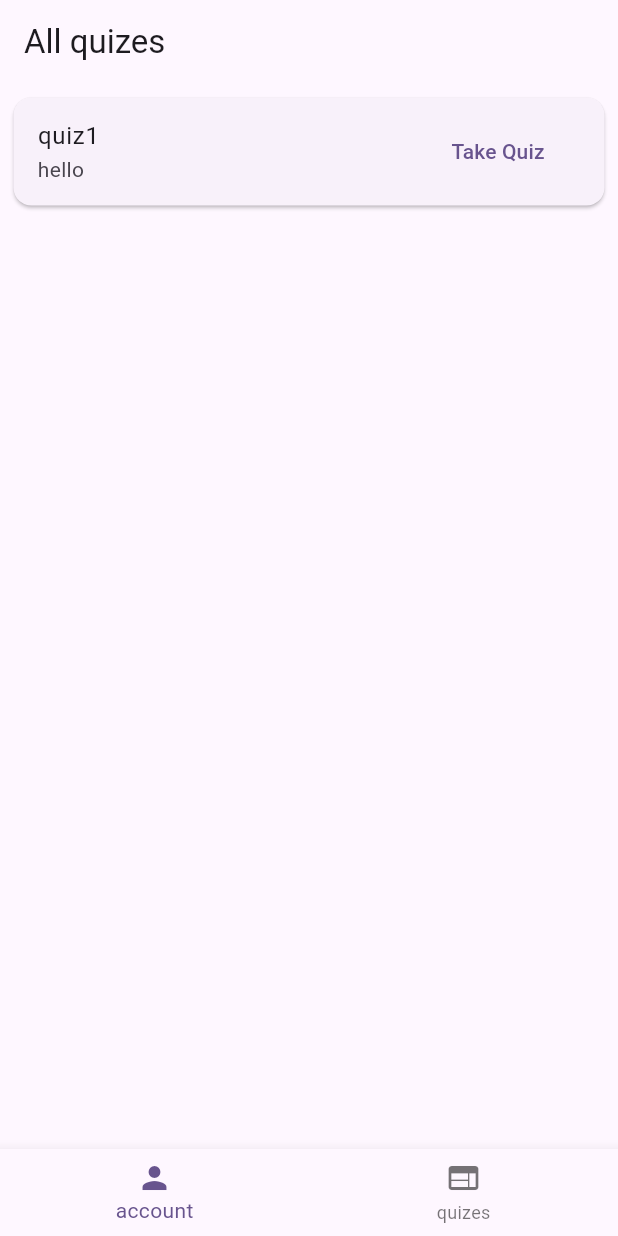
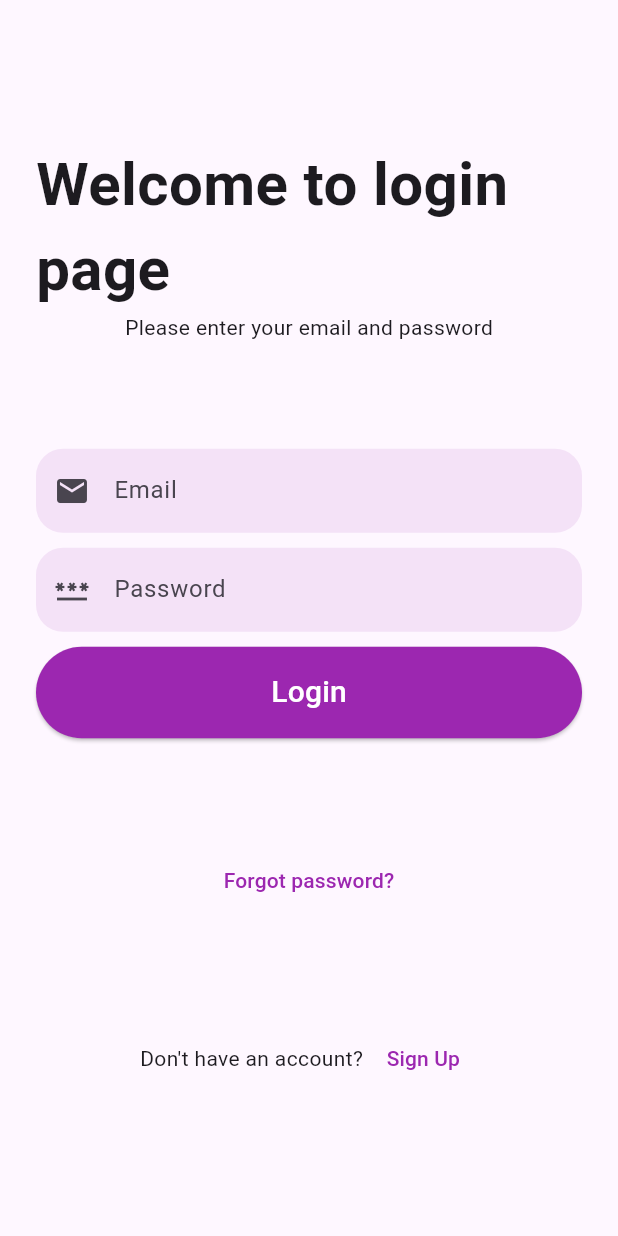
Before and after one commit to codemanbh/quizify, a Flutter app: the screen it shows after launch, on a phone screen of 412 x 824 dp. Run offline on Flutter 3.47's test engine with Material 3 defaults, Android fonts, the phone set to English and light mode, and no system bars; our stand-ins replace firebase_auth, firebase_core, flutter_dotenv; accounts and stored records are empty.

Commit message:
login and sign up update without roles

```diff
--- a/lib/main.dart
+++ b/lib/main.dart
@@ -20,6 +20,8 @@ import './pages/TakeQuizPage.dart';
 import './pages/AllQuizQuestionsPage.dart';
 import './pages/SignupPage.dart';
 import './pages/AllQuizesPage.dart';
+import './pages/loginpage.dart';
+
 
 void main() async {
   await dotenv.load(); // loud the env variables
@@ -45,7 +47,7 @@ class MyApp extends StatelessWidget {
     return MaterialApp(
       title: 'Flutter Demo',
       initialRoute:
-          '/allQuizesPage', // change to what you are currently work on
+          '/loginpage', // change to what you are currently work on
       routes: {
         // all the routs (pages) in the app
         '/createQuiestionPage': (context) => CreateQuiestionPage(),
@@ -58,7 +60,8 @@ class MyApp extends StatelessWidget {
         '/allQuizQuestionsPage': (context) => AllQuizQuestionsPage(),
         '/signupPage': (context) => SignupPage(),
         '/allQuizesPage': (context) => AllQuizesPage(),
-        '/profilePage': (context) => ProfilePage()
+        '/profilePage': (context) => ProfilePage(),
+                '/loginpage': (context) => loginPage()
       },
       theme: ThemeData(
         colorScheme: ColorScheme.fromSeed(seedColor: Colors.deepPurple),
--- /dev/null
+++ b/lib/pages/loginpage.dart
@@ -0,0 +1,201 @@
+import 'package:firebase_auth/firebase_auth.dart';
+import 'package:flutter/material.dart';
+import 'package:quizify/pages/AllQuizQuestionsPage.dart';
+import 'package:quizify/pages/SignupPage.dart';
+
+class loginPage extends StatefulWidget {
+  loginPage({super.key});
+
+  @override
+  _loginPageState createState() => _loginPageState();
+}
+
+class _loginPageState extends State<loginPage> {
+  final GlobalKey<FormState> _formKey = GlobalKey<FormState>();
+  final TextEditingController EmailCtrl = TextEditingController();
+  final TextEditingController passwordCtrl = TextEditingController();
+  String? errorMessage; // To display login error message
+
+  @override
+  Widget build(BuildContext context) {
+    return MaterialApp(
+      debugShowCheckedModeBanner: false,
+      home: Scaffold(
+        body: Container(
+          margin: const EdgeInsets.all(24),
+          child: Column(
+            mainAxisAlignment: MainAxisAlignment.spaceEvenly,
+            children: [
+              _header(context),
+              _inputField(context),
+              _forgotPassword(context),
+              if (errorMessage != null) _errorMessage(context), // Display error
+              _signup(context),
+            ],
+          ),
+        ),
+      ),
+    );
+  }
+
+  _header(context) {
+    return const Column(
+      children: [
+        Text(
+          "Welcome to login page",
+          style: TextStyle(fontSize: 40, fontWeight: FontWeight.bold),
+        ),
+        Text("Please enter your email and password"),
+      ],
+    );
+  }
+
+  _inputField(context) {
+    return Form(
+      key: _formKey, // Attach the form key
+      child: Column(
+        crossAxisAlignment: CrossAxisAlignment.stretch,
+        children: [
+          TextFormField(
+            decoration: InputDecoration(
+              hintText: "Email",
+              border: OutlineInputBorder(
+                borderRadius: BorderRadius.circular(18),
+                borderSide: BorderSide.none,
+              ),
+              fillColor: Colors.purple.withOpacity(0.1),
+              filled: true,
+              prefixIcon: const Icon(Icons.email),
+            ),
+            controller: EmailCtrl,
+            validator: (value) {
+              if (value == null || value.isEmpty) {
+                return "Email cannot be empty";
+              }
+              return null;
+            },
+          ),
+          const SizedBox(height: 10),
+          TextFormField(
+            decoration: InputDecoration(
+              hintText: "Password",
+              border: OutlineInputBorder(
+                borderRadius: BorderRadius.circular(18),
+                borderSide: BorderSide.none,
+              ),
+              fillColor: Colors.purple.withOpacity(0.1),
+              filled: true,
+              prefixIcon: const Icon(Icons.password),
+            ),
+            controller: passwordCtrl,
+            obscureText: true,
+            validator: (value) {
+              if (value == null || value.isEmpty) {
+                return "Password cannot be empty";
+              }
+              return null;
+            },
+          ),
+          const SizedBox(height: 10),
+          ElevatedButton(
+            onPressed: () {
+              if (_formKey.currentState!.validate()) {
+                // Form is valid, perform login
+                validate(EmailCtrl.text, passwordCtrl.text, context);
+              }
+            },
+            style: ElevatedButton.styleFrom(
+              shape: const StadiumBorder(),
+              padding: const EdgeInsets.symmetric(vertical: 16),
+              backgroundColor: Colors.purple,
+            ),
+            child: const Text(
+              "Login",
+              style: TextStyle(fontSize: 20, color: Colors.white),
+            ),
+          )
+        ],
+      ),
+    );
+  }
+
+  _forgotPassword(context) {
+    return TextButton(
+      onPressed: () {},
+      child: const Text(
+        "Forgot password?",
+        style: TextStyle(color: Colors.purple),
+      ),
+    );
+  }
+
+  _signup(context) {
+    return Row(
+      mainAxisAlignment: MainAxisAlignment.center,
+      children: [
+        const Text("Don't have an account? "),
+        TextButton(
+          onPressed: () {
+            Navigator.pushReplacement(
+              context,
+              MaterialPageRoute(builder: (context) => SignupPage()),
+            );
+          },
+          child: const Text(
+            "Sign Up",
+            style: TextStyle(color: Colors.purple),
+          ),
+        )
+      ],
+    );
+  }
+
+  _errorMessage(context) {
+    return Text(
+      errorMessage ?? "",
+      style: const TextStyle(color: Colors.red, fontSize: 16),
+    );
+  }
+
+  void validate(String mail, String pass, BuildContext context) async {
+    try {
+      AuthService authSrv = AuthService();
+      User? user = await authSrv.signIn(mail, pass);
+      if (user != null) {
+        Navigator.pushReplacement(
+          context,
+          MaterialPageRoute(builder: (context) => AllQuizQuestionsPage()),
+        );
+      } else {
+        setState(() {
+          errorMessage = "The email or password is incorrect";
+        });
+      }
+    } catch (e) {
+      print(e);
+      setState(() {
+        errorMessage = "An error occurred. Please try again.";
+      });
+    }
+  }
+}
+
+class AuthService {
+  final FirebaseAuth _auth = FirebaseAuth.instance;
+
+  // Check if the user is signed in
+  User? get currentUser => _auth.currentUser;
+
+  Future<User?> signIn(String email, String password) async {
+    try {
+      UserCredential userCredential = await _auth.signInWithEmailAndPassword(
+        email: email,
+        password: password,
+      );
+      return userCredential.user;
+    } on FirebaseAuthException catch (e) {
+      print("Error in signIn: ${e.message}");
+      return null;
+    }
+  }
+}
```
Also changed, not shown: lib/pages/SignupPage.dart (+25 -12 lines).
